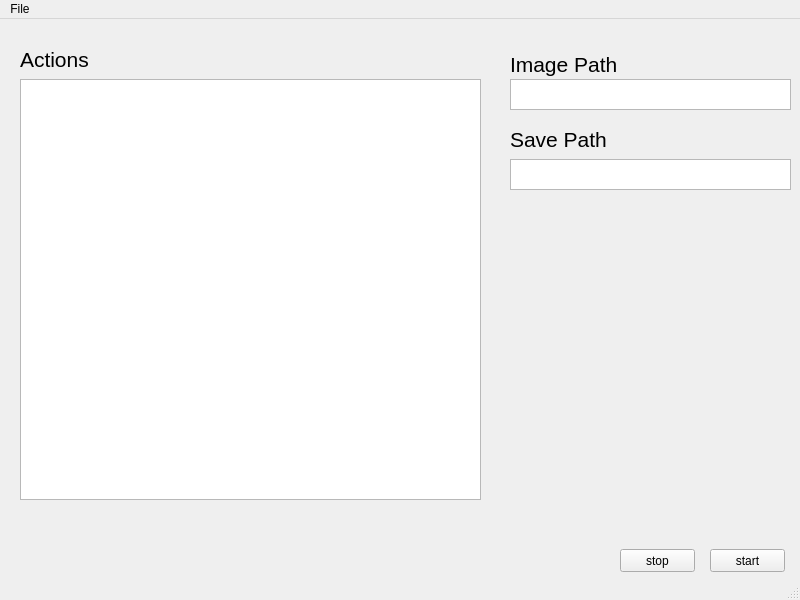
Before: the Qt Designer form Ui_MainWindow.ui in InteractiveGraphicsLab/StackShot3XAutoShooter, drawn with Qt 5.
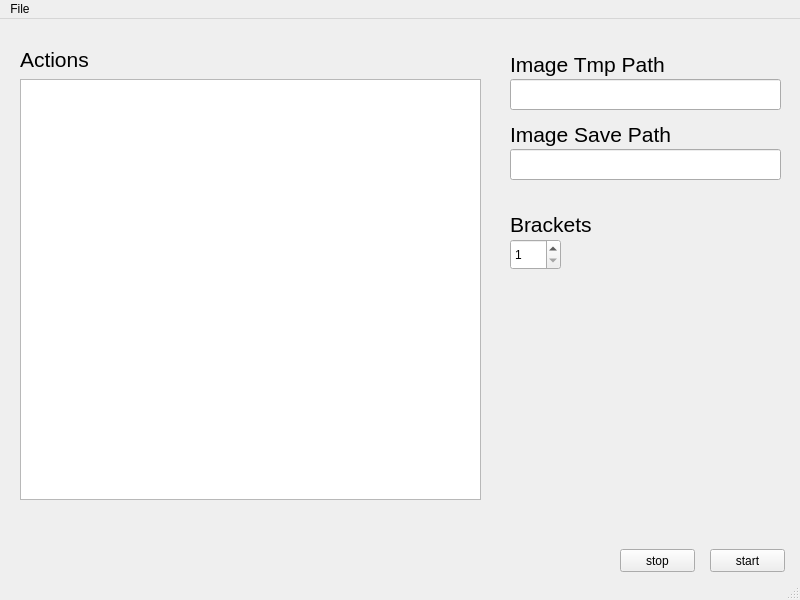
After: the same form once the commit is applied.

```diff
--- a/Ui_MainWindow.ui
+++ b/Ui_MainWindow.ui
@@ -68,22 +68,12 @@
      <string>Actions</string>
     </property>
    </widget>
-   <widget class="QPlainTextEdit" name="imagePath">
-    <property name="geometry">
-     <rect>
-      <x>510</x>
-      <y>60</y>
-      <width>281</width>
-      <height>31</height>
-     </rect>
-    </property>
-   </widget>
    <widget class="QLabel" name="label_2">
     <property name="geometry">
      <rect>
       <x>510</x>
       <y>30</y>
-      <width>111</width>
+      <width>161</width>
       <height>31</height>
      </rect>
     </property>
@@ -93,7 +83,7 @@
      </font>
     </property>
     <property name="text">
-     <string>Image Path</string>
+     <string>Image Tmp Path</string>
     </property>
    </widget>
    <widget class="QLabel" name="label_3">
@@ -101,8 +91,46 @@
      <rect>
       <x>510</x>
       <y>100</y>
+      <width>161</width>
+      <height>31</height>
+     </rect>
+    </property>
+    <property name="font">
+     <font>
+      <pointsize>16</pointsize>
+     </font>
+    </property>
+    <property name="text">
+     <string>Image Save Path</string>
+    </property>
+   </widget>
+   <widget class="QLineEdit" name="imageTmpPath">
+    <property name="geometry">
+     <rect>
+      <x>510</x>
+      <y>60</y>
+      <width>271</width>
+      <height>31</height>
+     </rect>
+    </property>
+   </widget>
+   <widget class="QLineEdit" name="imageSavePath">
+    <property name="geometry">
+     <rect>
+      <x>510</x>
+      <y>130</y>
+      <width>271</width>
+      <height>31</height>
+     </rect>
+    </property>
+   </widget>
+   <widget class="QLabel" name="label_4">
+    <property name="geometry">
+     <rect>
+      <x>510</x>
+      <y>190</y>
       <width>111</width>
-      <height>41</height>
+      <height>31</height>
      </rect>
     </property>
     <property name="font">
@@ -111,18 +139,21 @@
      </font>
     </property>
     <property name="text">
-     <string>Save Path</string>
+     <string>Brackets</string>
     </property>
    </widget>
-   <widget class="QPlainTextEdit" name="savePath">
+   <widget class="QSpinBox" name="brackets">
     <property name="geometry">
      <rect>
       <x>510</x>
-      <y>140</y>
-      <width>281</width>
+      <y>220</y>
+      <width>51</width>
       <height>31</height>
      </rect>
     </property>
+    <property name="minimum">
+     <number>1</number>
+    </property>
    </widget>
   </widget>
   <widget class="QMenuBar" name="menubar">
```
Left out of the diff: 2 changed lines with no effect on the pictures.
